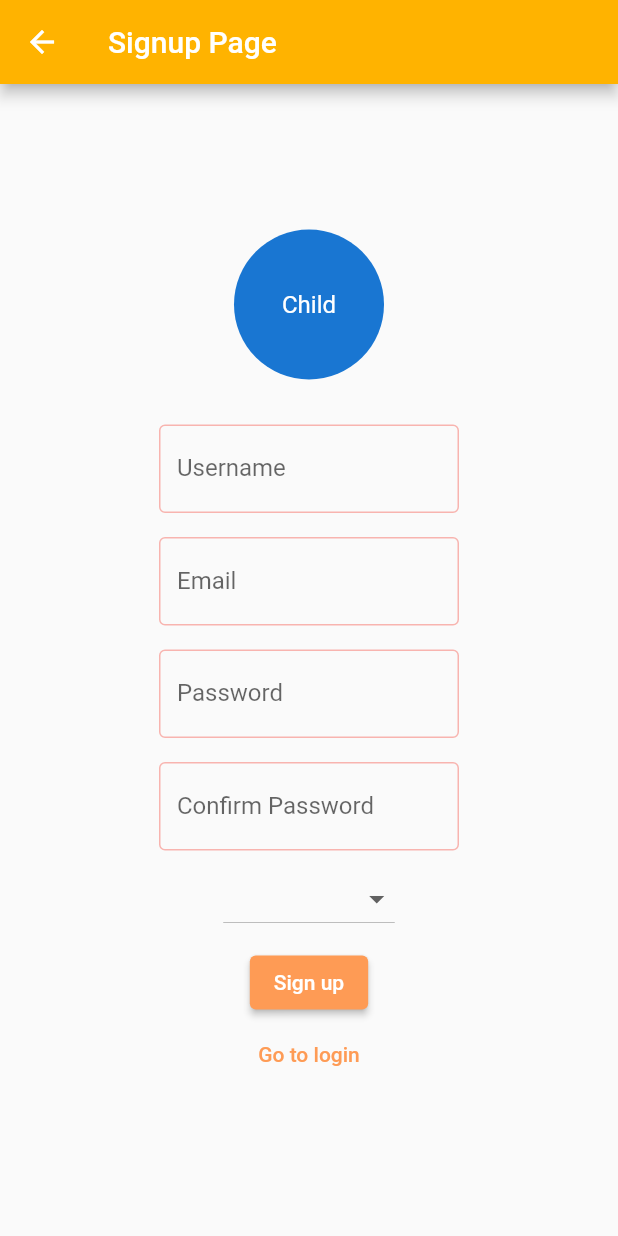
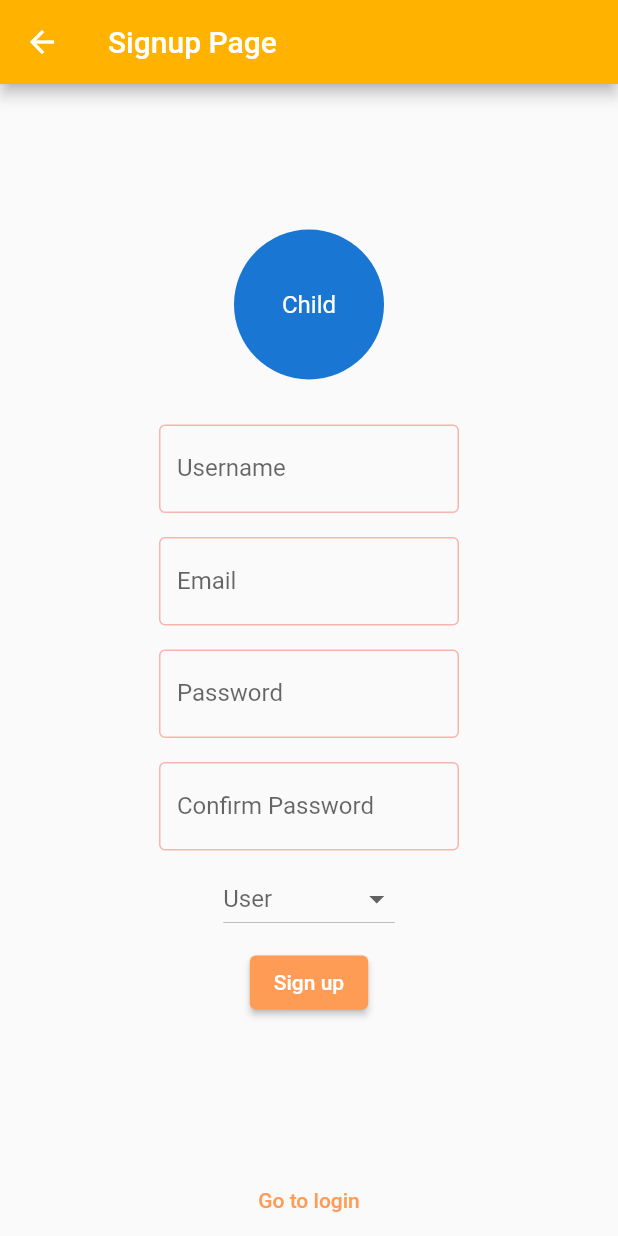
Before and after one commit to mohib988/Charity-App, a Flutter app: the screen it shows after launch, after a tap on "Go to signup", on a phone screen of 412 x 824 dp. Run offline on Flutter 3.47's test engine with Material 2 defaults, Android fonts, the phone set to English and light mode, and no system bars; our stand-ins replace google_sign_in, image_picker; network calls fail.

```diff
--- a/lib/main.dart
+++ b/lib/main.dart
@@ -18,7 +18,7 @@ class MyApp extends StatelessWidget {
     return MaterialApp(
       theme: MyTheme.lightTheme(context),
       debugShowCheckedModeBanner: false,
-      home:  LoginPage(),
+      home: Splash(),
       routes: {
         "/login": (context) => LoginPage(),
         "/signup": (context) => SignupPage(),
--- a/lib/pages/login.dart
+++ b/lib/pages/login.dart
@@ -178,17 +178,15 @@ class _LoginPageState extends State<LoginPage> {
               child: Text("Login"),
               onHover: (value) => {print(_buttonController.value)},
             ),
-            TextButton(
-                onPressed: () {
-                  Navigator.of(context).push(
-                    MaterialPageRoute(
-                      builder: (context) => SignupPage(),
-                    ),
-                  );
-                },
-                child: Text("Go to signup"))
           ],
         ),
+      ),
+      bottomNavigationBar: SafeArea(
+        child: TextButton(
+            onPressed: () {
+              Navigator.of(context).pushNamed("/signup");
+            },
+            child: Text("Go to signup")),
       ),
       drawer: Drawer(),
     );
--- a/lib/pages/signup_page.dart
+++ b/lib/pages/signup_page.dart
@@ -1,20 +1,27 @@
+import 'package:flutter/foundation.dart';
 import 'package:flutter/material.dart';
 import 'package:flutter_application_1/pages/login.dart';
 import 'package:flutter_application_1/urls/urls.dart';
 
+import 'package:google_sign_in/google_sign_in.dart';
+
+const List<String> scopes = <String>[
+  'email',
+  'https://www.googleapis.com/auth/contacts.readonly',
+];
+GoogleSignIn _googleSignIn = GoogleSignIn(
+  // Optional clientId
+  // clientId: 'your-client_id.apps.googleusercontent.com',
+  scopes: scopes,
+);
+
 class SignupUser {
-  String username = '';
-  String email = '';
-  String password = '';
-  String confirmPassword = '';
-  String userType = ''; // added userType field
-
   SignupUser({
     this.username = '',
     this.email = '',
     this.password = '',
     this.confirmPassword = '',
-    this.userType = '', // added userType initialization
+    this.userType = 'User', // added userType initialization
   });
 
   factory SignupUser.fromJson(Map<String, dynamic> json) {
@@ -26,6 +33,12 @@ class SignupUser {
       userType: json['userType'] ?? 'User', // added userType initialization
     );
   }
+
+  String confirmPassword = '';
+  String email = '';
+  String password = '';
+  String userType = ''; // added userType field
+  String username = '';
 
   Map<String, dynamic> toJson() {
     final Map<String, dynamic> data = <String, dynamic>{};
@@ -44,8 +57,6 @@ class SignupPage extends StatefulWidget {
 }
 
 class SignupPageState extends State<SignupPage> {
-  late final SignupUser _user = SignupUser();
-
   Function(dynamic value)? _getOnChangedFunction(String type) {
     final fieldMap = {
       'username': (value) => _user.username = value,
@@ -57,6 +68,8 @@ class SignupPageState extends State<SignupPage> {
     };
     return fieldMap[type];
   }
+
+  late final SignupUser _user = SignupUser();
 
   Widget _buildTextField(
       {required String type,
@@ -118,6 +131,8 @@ class SignupPageState extends State<SignupPage> {
                 ),
                 SizedBox(height: 8.0),
                 DropdownButton(
+                  hint: Text(_user.userType),
+                  dropdownColor: Theme.of(context).colorScheme.primary,
                   items: [
                     DropdownMenuItem(value: "User", child: Text("User")),
                     DropdownMenuItem(
@@ -143,19 +158,16 @@ class SignupPageState extends State<SignupPage> {
                   },
                   child: Text('Sign up'),
                 ),
-              TextButton(
-                  onPressed: () {
-                    Navigator.of(context).push(
-                      MaterialPageRoute(
-                        builder: (context) => LoginPage(),
-                      ),
-                    );
-                  },
-                  child: Text("Go to login"))
               ],
             ),
           ),
         ),
-    );
+        bottomNavigationBar: SafeArea(
+          child: TextButton(
+              onPressed: () {
+                Navigator.of(context).pushNamed("/login");
+              },
+              child: Text("Go to login")),
+        ));
   }
 }
--- a/pubspec.yaml
+++ b/pubspec.yaml
@@ -35,6 +35,8 @@ dependencies:
   # Use with the CupertinoIcons class for iOS style icons.
   cupertino_icons: ^1.0.2
   http: ^0.13.6
+  image_picker: ^0.8.7+4
+  google_sign_in: ^6.1.0
 
 dev_dependencies:
   flutter_test:
```
Also changed, not shown: lib/pages/org_signup_page.dart (+19 -0 lines), lib/pages/splash.dart (+5 -15 lines), pubspec.lock. Lines whose indentation alone changed are shown as unchanged.
